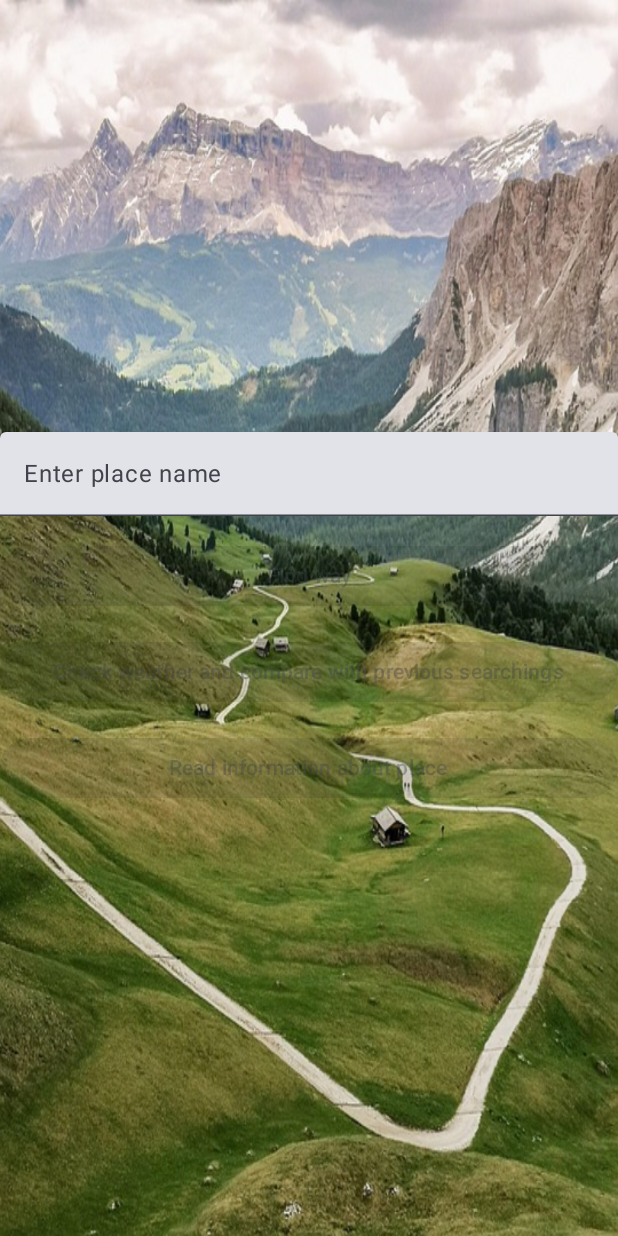
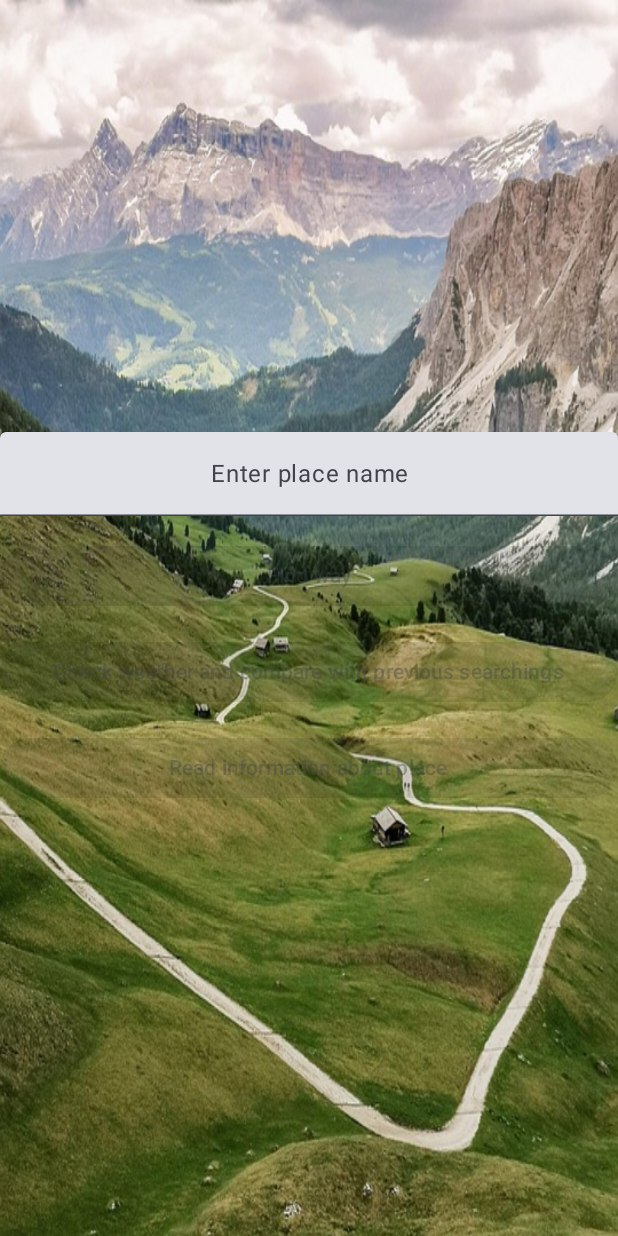
Before and after one commit to PawelBorowiecki/TouristApp, an Android app built with Jetpack Compose: the screen it shows after launch (MainActivity), on a phone screen of 412 x 824 dp. Run offline under Robolectric (Android 15) with nearby library versions, the phone set to English and light mode, and no system bars.

Commit message:
Text appearance in TextField in MainActivity changed and useless imports in PlaceWebViewActivity deleted

```diff
--- a/app/src/main/java/com/pawel/touristapp/MainActivity.kt
+++ b/app/src/main/java/com/pawel/touristapp/MainActivity.kt
@@ -15,6 +15,7 @@ import androidx.compose.foundation.layout.fillMaxSize
 import androidx.compose.foundation.layout.fillMaxWidth
 import androidx.compose.foundation.layout.padding
 import androidx.compose.material3.Button
+import androidx.compose.material3.LocalTextStyle
 import androidx.compose.material3.Text
 import androidx.compose.material3.TextField
 import androidx.compose.runtime.Composable
@@ -25,6 +26,7 @@ import androidx.compose.runtime.setValue
 import androidx.compose.ui.Modifier
 import androidx.compose.ui.layout.ContentScale
 import androidx.compose.ui.res.painterResource
+import androidx.compose.ui.text.style.TextAlign
 import androidx.compose.ui.unit.dp
 import com.pawel.touristapp.placeWebView.PlaceWebViewActivity
 import com.pawel.touristapp.ui.theme.TouristAppTheme
@@ -61,8 +63,9 @@ class MainActivity : ComponentActivity() {
                 TextField(
                     value = placeInput,
                     onValueChange = { placeInput = it },
-                    label = { Text("Enter place name") },
-                    modifier = Modifier.fillMaxWidth()
+                    label = { Text(text = "Enter place name", textAlign = TextAlign.Center, modifier = Modifier.fillMaxWidth()) },
+                    modifier = Modifier.fillMaxWidth(),
+                    textStyle = LocalTextStyle.current.copy(textAlign = TextAlign.Center)
                 )
                 Spacer(modifier = Modifier.padding(8.dp))
                 Button(
--- a/app/src/main/java/com/pawel/touristapp/placeWebView/PlaceWebViewActivity.kt
+++ b/app/src/main/java/com/pawel/touristapp/placeWebView/PlaceWebViewActivity.kt
@@ -2,12 +2,10 @@ package com.pawel.touristapp.placeWebView
 
 import android.content.Intent
 import android.content.IntentFilter
-import android.graphics.Bitmap
 import android.os.Build
 import android.os.Bundle
 import android.webkit.WebResourceError
 import android.webkit.WebResourceRequest
-import android.webkit.WebSettings
 import android.webkit.WebView
 import android.webkit.WebViewClient
 import android.widget.Toast
```
